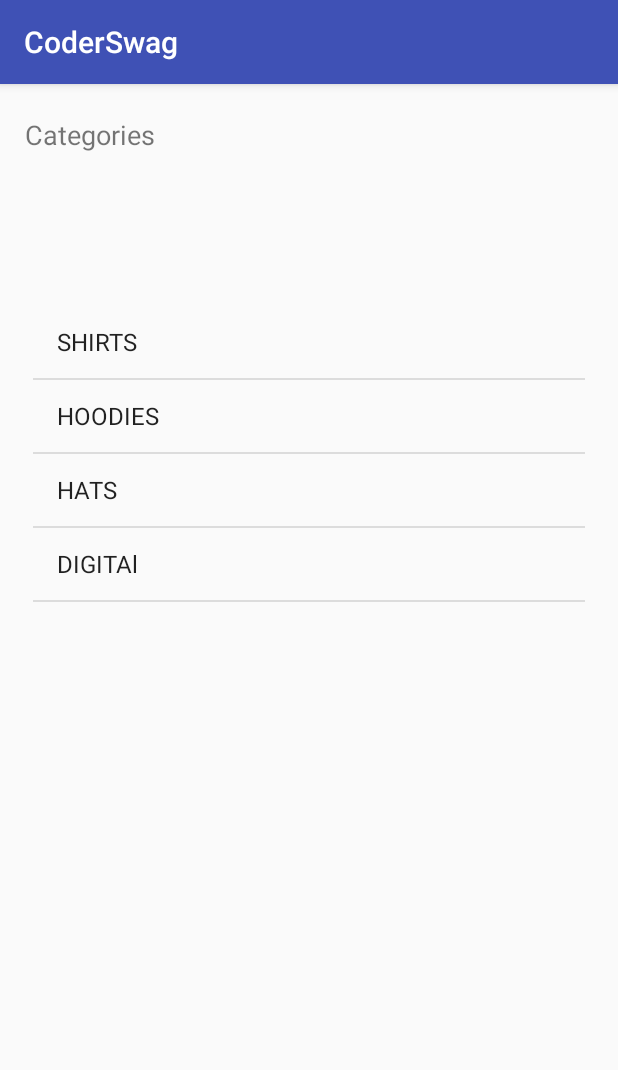
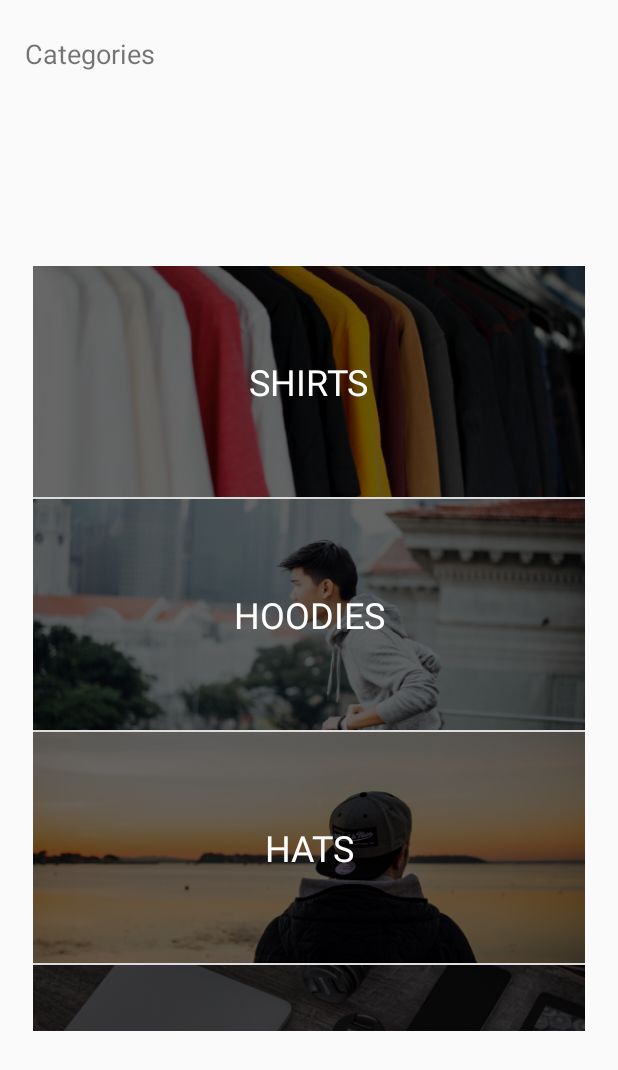
Before and after one commit to armeen1997/CoderSwag, an Android app: the screen it shows after launch (MainActivity), on a phone screen of 412 x 824 dp. Shown: the top 1070 px of the screen. Run offline under Robolectric (Android 15) with nearby library versions, the phone set to English and light mode, and no system bars.

Commit message:
lesson 7

```diff
--- a/app/src/main/java/com/example/armee/coderswag/Adapters/CategoryAdapter.kt
+++ b/app/src/main/java/com/example/armee/coderswag/Adapters/CategoryAdapter.kt
@@ -1,24 +1,63 @@
 package com.example.armee.coderswag.Adapters
 
+import android.content.Context
+import android.text.Layout
+import android.view.LayoutInflater
 import android.view.View
 import android.view.ViewGroup
 import android.widget.BaseAdapter
+import android.widget.ImageView
+import android.widget.TextView
+import com.example.armee.coderswag.Modeel.Category
+import com.example.armee.coderswag.R
 
-class CategoryAdapter:BaseAdapter() {
+class CategoryAdapter(context: Context, categories: List<Category>) :BaseAdapter() {
+
+    val context = context
+    val categories = categories
+
     override fun getView(position: Int, convertView: View?, parent: ViewGroup?): View {
+        val categoryView: View
+        val holder : ViewHolder
 
+        if (convertView == null){
+            categoryView = LayoutInflater.from(context).inflate(R.layout.category_list_item, null)
+            holder = ViewHolder()
+            holder.categoryImage = categoryView.findViewById(R.id.categoryImage)
+            holder.categoryName = categoryView.findViewById(R.id.categoryName)
+
+            categoryView.tag = holder
+
+        } else{
+           holder = convertView.tag as ViewHolder
+            categoryView = convertView
+        }
+
+        val category = categories[position]
+
+        val resourceId = context.resources.getIdentifier(category.image, "drawable", context.packageName)
+        holder.categoryImage?.setImageResource(resourceId)
+        println(resourceId)
+
+        holder.categoryName?.text = category.title
+        return categoryView
     }
 
     override fun getItem(position: Int): Any {
-        TODO("not implemented") //To change body of created functions use File | Settings | File Templates.
+        return categories[position]
     }
 
     override fun getItemId(position: Int): Long {
-        TODO("not implemented") //To change body of created functions use File | Settings | File Templates.
+        return 0
     }
 
     override fun getCount(): Int {
-        TODO("not implemented") //To change body of created functions use File | Settings | File Templates.
+        return categories.count()
+    }
+
+    private class ViewHolder {
+        var categoryImage: ImageView? = null
+        var categoryName: TextView? = null
     }
 
 }
--- a/app/src/main/java/com/example/armee/coderswag/Controller/MainActivity.kt
+++ b/app/src/main/java/com/example/armee/coderswag/Controller/MainActivity.kt
@@ -4,6 +4,7 @@ import android.content.AbstractThreadedSyncAdapter
 import android.support.v7.app.AppCompatActivity
 import android.os.Bundle
 import android.widget.ArrayAdapter
+import com.example.armee.coderswag.Adapters.CategoryAdapter
 import com.example.armee.coderswag.Modeel.Category
 import com.example.armee.coderswag.R
 import com.example.armee.coderswag.Services.DataService
@@ -12,15 +13,14 @@ import kotlinx.android.synthetic.main.activity_main.*
 class MainActivity : AppCompatActivity() {
 
 
-    lateinit var adapter: ArrayAdapter<Category>
+    lateinit var adapter: CategoryAdapter
 
 
     override fun onCreate(savedInstanceState: Bundle?) {
         super.onCreate(savedInstanceState)
         setContentView(R.layout.activity_main)
 
-        adapter = ArrayAdapter(this, android.R.layout.simple_list_item_activated_1,DataService.categories)
-
+        adapter = CategoryAdapter(this, DataService.categories)
         categoryListView.adapter = adapter
     }
 }
--- a/app/src/main/res/values/styles.xml
+++ b/app/src/main/res/values/styles.xml
@@ -1,7 +1,7 @@
 <resources>
 
     <!-- Base application theme. -->
-    <style name="AppTheme" parent="Base.Theme.AppCompat.Light.DarkActionBar">
+    <style name="AppTheme" parent="Theme.AppCompat.Light.NoActionBar">
         <!-- Customize your theme here. -->
         <item name="colorPrimary">@color/colorPrimary</item>
         <item name="colorPrimaryDark">@color/colorPrimaryDark</item>
```
